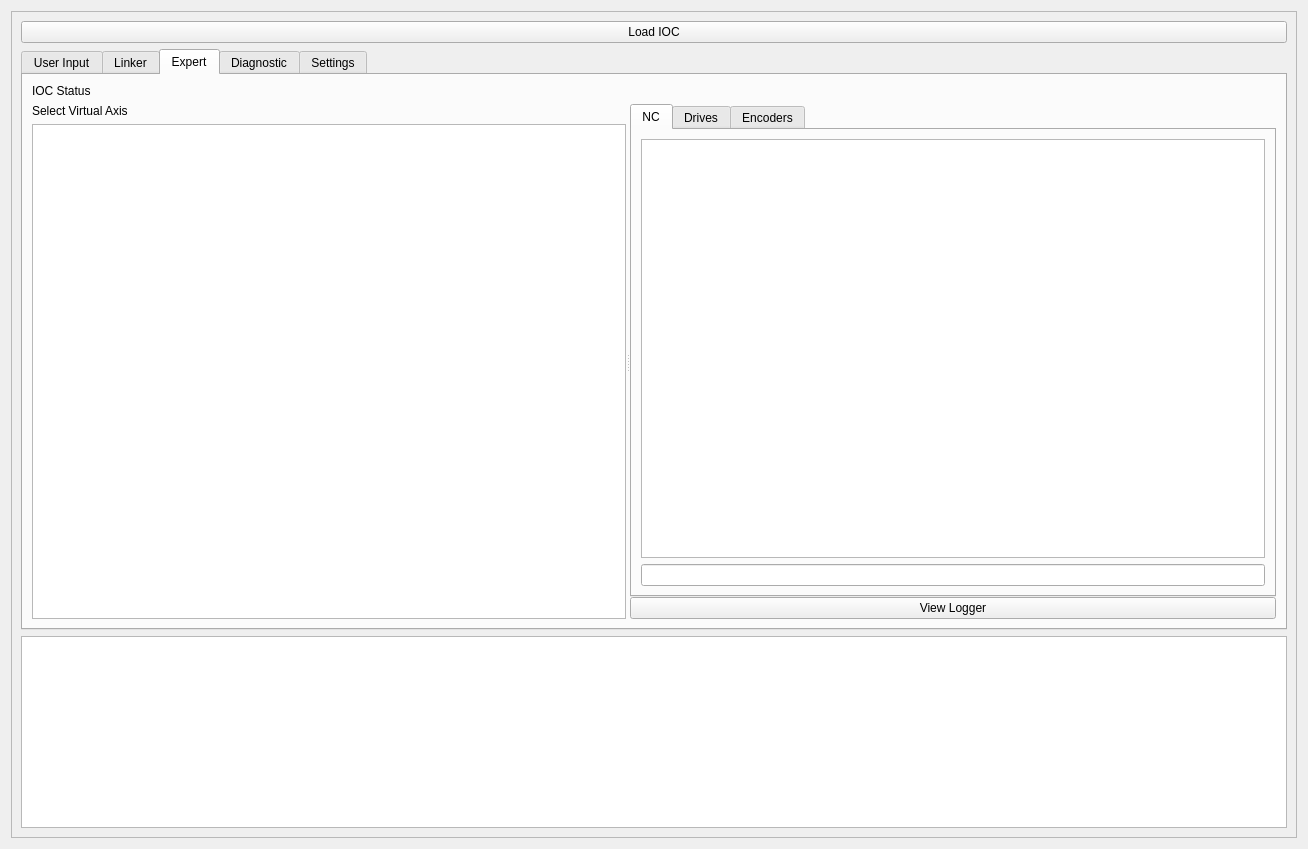
The window that user-motor-gui.ui (ctslac/lcls-user-motor-gui) describes before a commit, drawn with Qt 5.
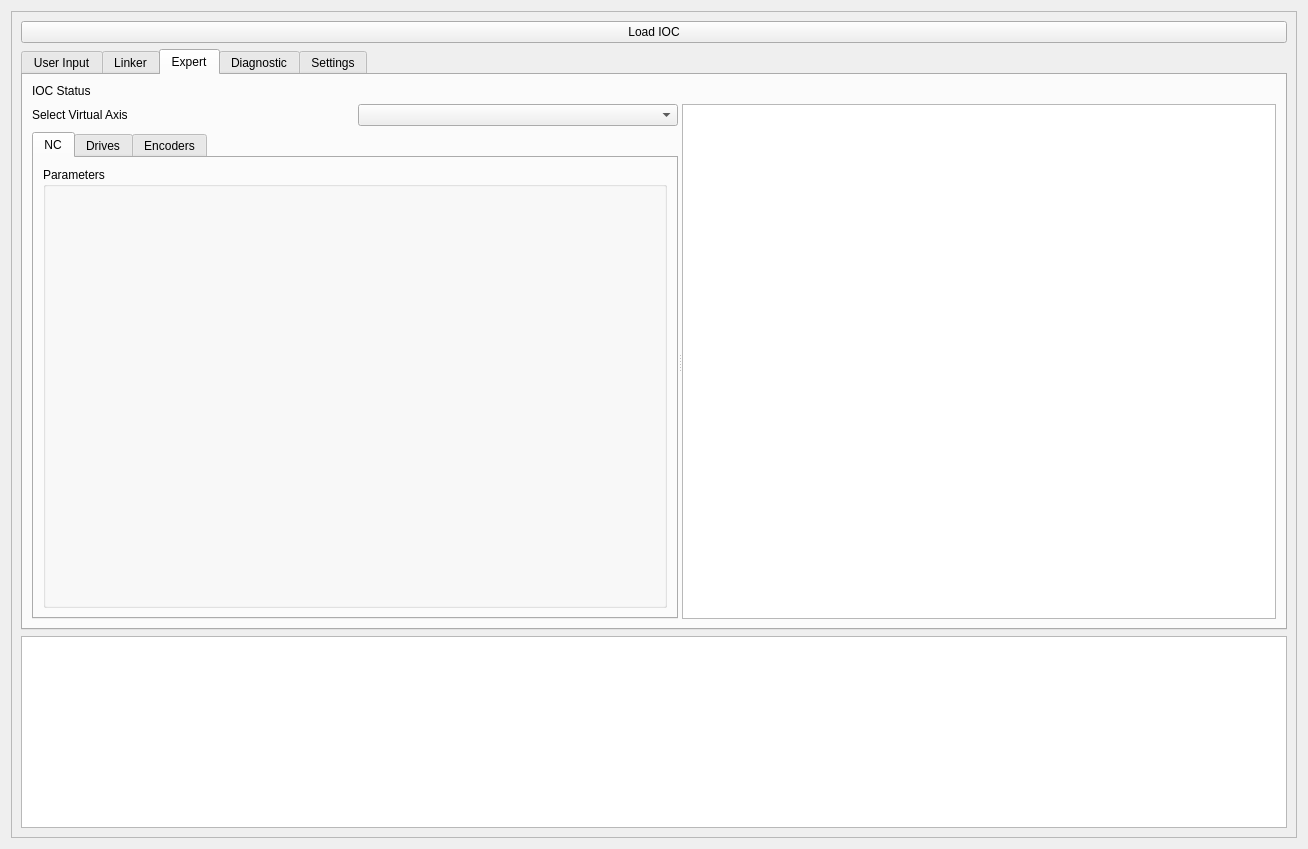
The same window after the commit. The open tabs and pages were chosen to show the change. Custom widgets are drawn as their Qt base class.

Commit message: got nc params working and searchable

```diff
--- a/user-motor-gui.ui
+++ b/user-motor-gui.ui
@@ -13,7 +13,7 @@
   <property name="windowTitle">
    <string>Form</string>
   </property>
-  <layout class="QHBoxLayout" name="horizontalLayout">
+  <layout class="QVBoxLayout" name="verticalLayout_5">
    <item>
     <widget class="QScrollArea" name="scrollArea">
      <property name="widgetResizable">
@@ -483,36 +483,7 @@
                 <layout class="QGridLayout" name="gridLayout_6">
                  <item row="0" column="0">
                   <layout class="QGridLayout" name="gridLayout_7">
-                   <item row="0" column="0">
-                    <widget class="QLabel" name="label_16">
-                     <property name="text">
-                      <string>Select Virtual Axis</string>
-                     </property>
-                    </widget>
-                   </item>
                    <item row="2" column="0">
-                    <widget class="QListWidget" name="expert_axis"/>
-                   </item>
-                  </layout>
-                 </item>
-                </layout>
-               </widget>
-               <widget class="QWidget" name="gridLayoutWidget_6">
-                <layout class="QGridLayout" name="gridLayout_8">
-                 <property name="spacing">
-                  <number>0</number>
-                 </property>
-                 <item row="1" column="0">
-                  <widget class="PyDMPushButton" name="PyDMPushButton_6">
-                   <property name="toolTip">
-                    <string/>
-                   </property>
-                   <property name="text">
-                    <string>View Logger</string>
-                   </property>
-                  </widget>
-                 </item>
-                 <item row="0" column="0">
                   <widget class="QTabWidget" name="tabWidget_3">
                    <property name="currentIndex">
                     <number>2</number>
@@ -523,13 +494,11 @@
                     </attribute>
                     <layout class="QVBoxLayout" name="verticalLayout_19">
                      <item>
-                      <widget class="QListWidget" name="expert_nc_list"/>
-                     </item>
-                     <item>
-                      <widget class="PyDMLineEdit" name="PyDMLineEdit_3">
-                       <property name="toolTip">
-                        <string/>
-                       </property>
+                        <widget class="QGroupBox" name="expert_nc_param">
+                         <property name="title">
+                          <string>Parameters</string>
+                         </property>
+                         <layout class="QVBoxLayout" name="verticalLayout_8"/>
                       </widget>
                      </item>
                     </layout>
@@ -569,6 +538,32 @@
                     </layout>
                    </widget>
                   </widget>
+                   </item>
+                   <item row="1" column="0">
+                    <layout class="QHBoxLayout" name="horizontalLayout_7">
+                     <item>
+                      <widget class="QLabel" name="label_16">
+                       <property name="text">
+                        <string>Select Virtual Axis</string>
+                       </property>
+                      </widget>
+                     </item>
+                     <item>
+                      <widget class="QComboBox" name="expert_axis"/>
+                     </item>
+                    </layout>
+                   </item>
+                  </layout>
+                 </item>
+                </layout>
+               </widget>
+               <widget class="QWidget" name="gridLayoutWidget_6">
+                <layout class="QGridLayout" name="gridLayout_8">
+                 <property name="spacing">
+                  <number>0</number>
+                 </property>
+                 <item row="0" column="0">
+                  <widget class="QListWidget" name="expert_param_list"/>
                  </item>
                 </layout>
                </widget>
```
Left out of the diff: 4 changed lines with no effect on the pictures. Lines whose indentation alone changed are shown as unchanged. The commit also changes 2 other files.
